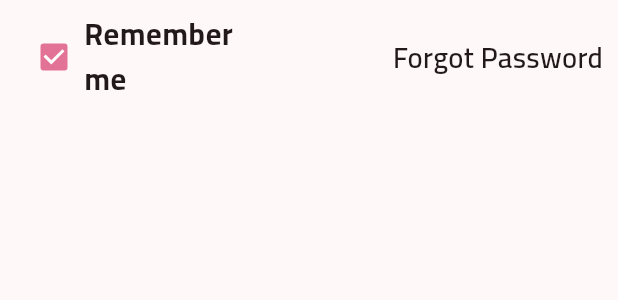
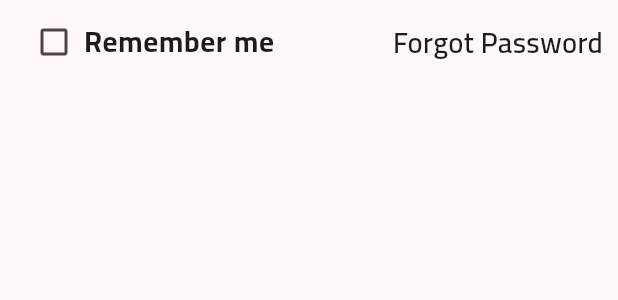
Before and after one commit to abdulwahed-s/sire, a Flutter app: the Restremember widget shown alone on an empty page, opened directly with empty values, on a phone screen of 412 x 824 dp. Shown: the top 300 px of the screen. Run offline on Flutter 3.47's test engine with Material 3 defaults, Android fonts, the phone set to English and light mode, and no system bars; our stand-ins replace animated_text_kit, cached_network_image, cloud_firestore, dartz, dio, file_picker and 21 more; missing offline and left inert: app_settings, drop_down_list, flutter_cupertino_datetime_picker, flutter_google_places_hoc081098, flutter_polyline_points, flutter_ringtone_player and 1 more; accounts and stored records are empty; project files that could hold a hidden picture were left out.

Commit message:
feat: enhance Restremember widget with dynamic state management for remember me functionality

```diff
--- a/lib/view/widgets/auth/restremember.dart
+++ b/lib/view/widgets/auth/restremember.dart
@@ -3,8 +3,14 @@ import 'package:sire/core/constant/color.dart';
 
 class Restremember extends StatelessWidget {
   final void Function()? onTap;
+  final bool rememberMe;
+  final void Function(bool? value)? onChanged;
 
-  const Restremember({super.key, required this.onTap});
+  const Restremember(
+      {super.key,
+      required this.onTap,
+      required this.rememberMe,
+      required this.onChanged});
 
   @override
   Widget build(BuildContext context) {
@@ -16,9 +22,13 @@ class Restremember extends StatelessWidget {
             child: CheckboxListTile(
               controlAffinity: ListTileControlAffinity.leading,
               activeColor: Appcolor.rosePompadour,
-              title: Text("Remember me"),
-              value: true,
-              onChanged: (value) {},
+              title: FittedBox(
+                fit: BoxFit.scaleDown,
+                alignment: Alignment.centerLeft,
+                child: Text("Remember me"),
+              ),
+              value: rememberMe,
+              onChanged: onChanged,
             ),
           ),
         ),
```
